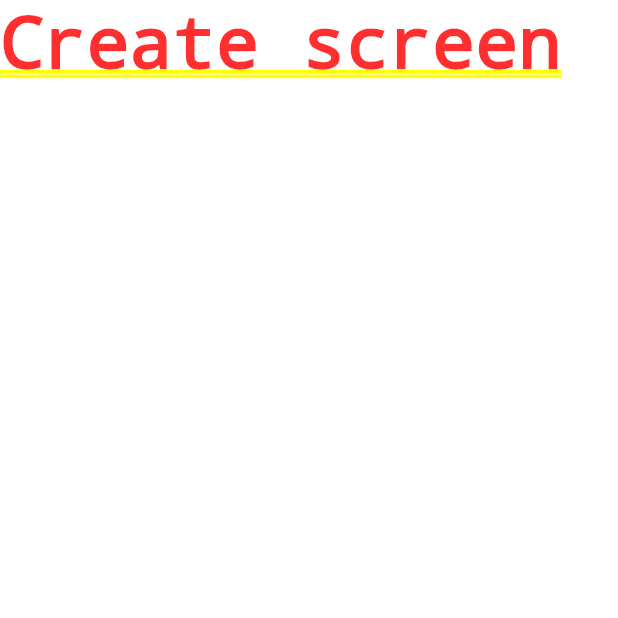
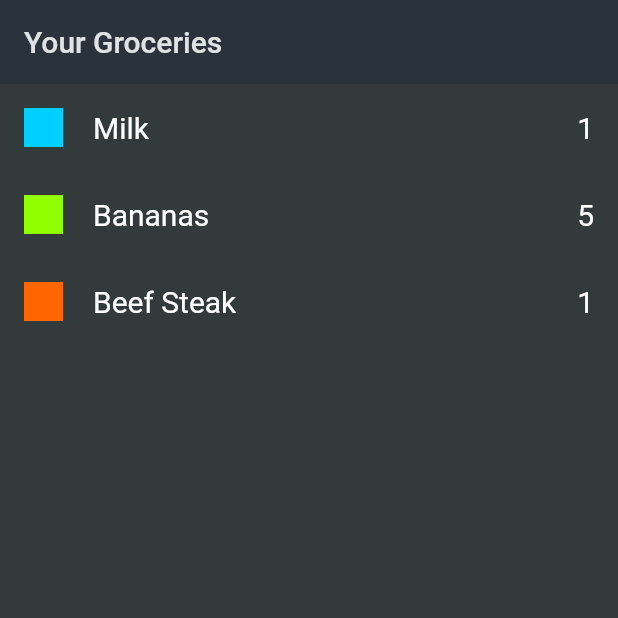
Before and after one commit to OlegMikhailov23/shopping-list, a Flutter app: the screen it shows after launch, on a phone screen of 412 x 824 dp, the top half of it. Run offline on Flutter 3.47's test engine with Material 2 defaults, Android fonts, the phone set to English and light mode, and no system bars.

Commit message:
my solution

```diff
--- a/lib/data/dummy_items.dart
+++ b/lib/data/dummy_items.dart
@@ -1,7 +1,8 @@
+import 'package:shopping_list/models/category.dart';
 import 'package:shopping_list/models/grocery_item.dart';
 import 'package:shopping_list/data/categories.dart';
 
-const groceryItems = [
+final groceryItems = [
   GroceryItem(
       id: 'a',
       name: 'Milk',
--- a/lib/main.dart
+++ b/lib/main.dart
@@ -1,4 +1,5 @@
 import 'package:flutter/material.dart';
+import 'package:shopping_list/screens/groseries_list.dart';
 
 void main() {
   runApp(const MyApp());
@@ -21,7 +22,7 @@ class MyApp extends StatelessWidget {
         ),
         scaffoldBackgroundColor: const Color.fromARGB(255, 50, 58, 60),
       ),
-      home: const Text('Create screen'),
+      home: const GroseriesList(),
     );
   }
 }
--- /dev/null
+++ b/lib/models/category.dart
@@ -0,0 +1,24 @@
+import 'package:flutter/material.dart';
+
+enum Categories {
+  dairy,
+  fruit,
+  meat,
+  vegetables,
+  carbs,
+  sweets,
+  spices,
+  convenience,
+  hygiene,
+  other,
+}
+
+class Category {
+  const Category(
+    this.name,
+    this.color,
+  );
+
+  final String name;
+  final Color color;
+}
--- /dev/null
+++ b/lib/models/grocery_item.dart
@@ -0,0 +1,15 @@
+import 'package:shopping_list/models/category.dart';
+
+class GroceryItem {
+  const GroceryItem({
+    required this.id,
+    required this.name,
+    required this.quantity,
+    required this.category,
+  });
+
+  final String id;
+  final String name;
+  final int quantity;
+  final Category category;
+}
--- /dev/null
+++ b/lib/screens/groseries_list.dart
@@ -0,0 +1,24 @@
+import 'package:flutter/material.dart';
+import 'package:shopping_list/data/dummy_items.dart';
+import 'package:shopping_list/widgets/grocery.dart';
+
+class GroseriesList extends StatelessWidget {
+  const GroseriesList({super.key});
+
+  @override
+  Widget build(BuildContext context) {
+    return Scaffold(
+      appBar: AppBar(title: const Text('Your Groceries')),
+      body: Center(
+        child: ListView.builder(
+          itemCount: groceryItems.length,
+          itemBuilder: (ctx, index) {
+            return Grocery(
+              groceryItem: groceryItems[index],
+            );
+          },
+        ),
+      ),
+    );
+  }
+}
--- /dev/null
+++ b/lib/widgets/grocery.dart
@@ -0,0 +1,45 @@
+import 'package:flutter/material.dart';
+import 'package:shopping_list/models/grocery_item.dart';
+
+class Grocery extends StatelessWidget {
+  const Grocery({super.key, required this.groceryItem});
+
+  final GroceryItem groceryItem;
+
+  @override
+  Widget build(BuildContext context) {
+    return Container(
+      padding: const EdgeInsets.symmetric(vertical: 16, horizontal: 16),
+      child: Row(
+        mainAxisAlignment: MainAxisAlignment.center,
+        children: [
+          Container(
+            height: 26,
+            width: 26,
+            color: groceryItem.category.color,
+          ),
+          const SizedBox(
+            width: 20,
+          ),
+          Text(
+            groceryItem.name,
+            style: const TextStyle(
+              fontSize: 20,
+              fontWeight: FontWeight.normal,
+              color: Colors.white,
+            ),
+          ),
+          Expanded(
+            child: Container(),
+          ),
+          Text(groceryItem.quantity.toString(),
+              style: const TextStyle(
+                fontSize: 20,
+                fontWeight: FontWeight.normal,
+                color: Colors.white,
+              )),
+        ],
+      ),
+    );
+  }
+}
```
